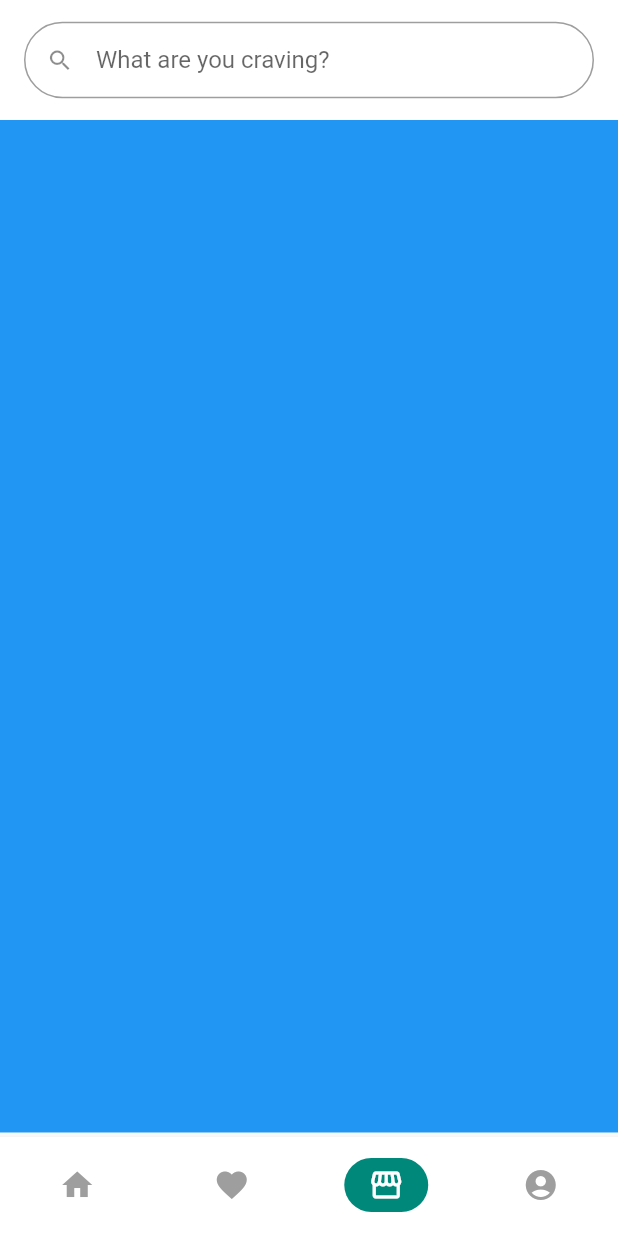
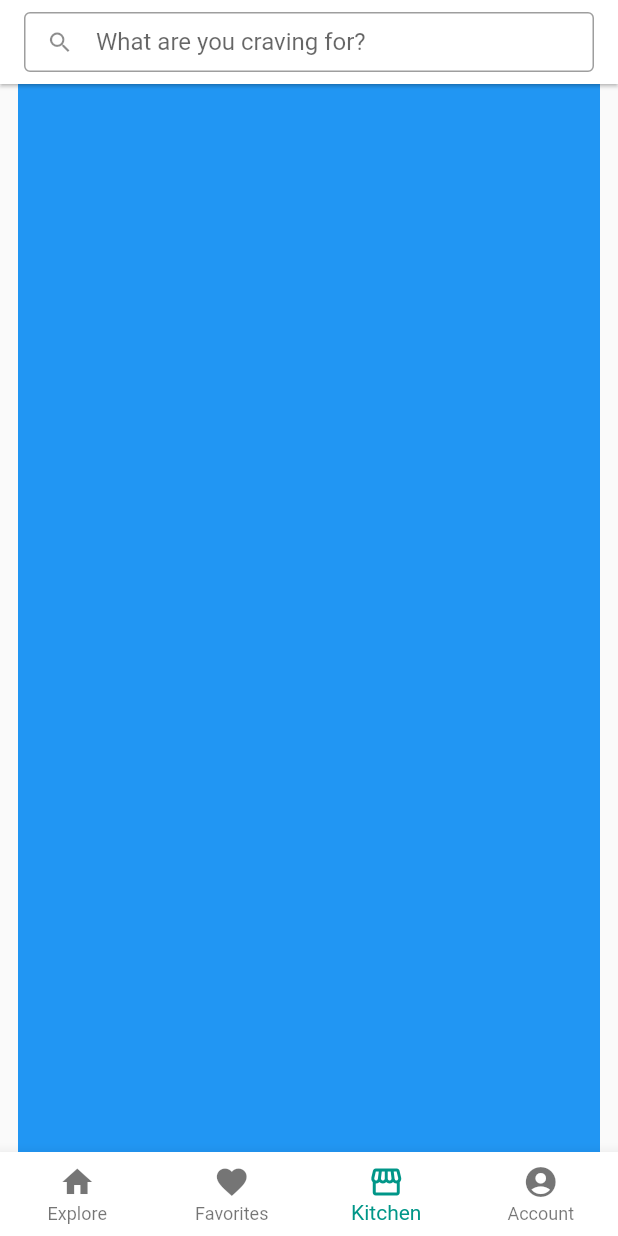
Before and after one commit to angheloko/kusinary, a Flutter app: the screen it shows after launch, item 3 of the bottom bar chosen, on a phone screen of 412 x 824 dp. Run offline on Flutter 3.47's test engine with Material 2 defaults, Android fonts, the phone set to English and light mode, and no system bars; our stand-ins replace cached_network_image; network calls fail.

Commit message:
- Tweaks, clean-up, KISS

```diff
--- /dev/null
+++ b/lib/constants/colors.dart
@@ -0,0 +1,3 @@
+import 'package:flutter/material.dart';
+
+final Color kColorInputBorder = Colors.grey[500];
--- /dev/null
+++ b/lib/constants/typography.dart
@@ -0,0 +1,9 @@
+import 'dart:ui';
+
+import 'package:flutter/material.dart';
+
+final TextStyle kTextStyleHeadline6 = TextStyle();
+final TextStyle kTextStyleSubTitle1 = TextStyle();
+final TextStyle kTextStyleSubTitle2 = TextStyle();
+final TextStyle kTextStyleBody1 = TextStyle();
+final TextStyle kTextStyleBody2 = TextStyle();
--- a/lib/main.dart
+++ b/lib/main.dart
@@ -13,9 +13,19 @@ class KusinaryApp extends StatelessWidget {
     return MaterialApp(
       title: 'Kusinary',
       theme: ThemeData(
-        primaryColor: Colors.teal,
+        primarySwatch: Colors.teal,
         brightness: Brightness.light,
         visualDensity: VisualDensity.adaptivePlatformDensity,
+        appBarTheme: AppBarTheme(
+          color: Colors.white,
+          elevation: 1.0,
+        ),
+        bottomNavigationBarTheme: BottomNavigationBarThemeData(
+          backgroundColor: Colors.white,
+        ),
+        textTheme: TextTheme(
+          headline6: Theme.of(context).textTheme.subtitle1,
+        )
       ),
       home: KusinaryMainScreen(),
       onGenerateRoute: (settings) {
--- a/lib/screens/kusinary_home_screen.dart
+++ b/lib/screens/kusinary_home_screen.dart
@@ -9,11 +9,10 @@ class KusinaryHomeScreen extends StatelessWidget {
 
   @override
   Widget build(BuildContext context) {
-    return Padding(
-      padding: EdgeInsets.symmetric(horizontal: 8.0),
-      child: LayoutBuilder(
+    return LayoutBuilder(
       builder: (context, constraints) {
         return GridView.builder(
+          padding: const EdgeInsets.symmetric(vertical: 8.0),
           gridDelegate: SliverGridDelegateWithFixedCrossAxisCount(
             crossAxisCount: 2,
             crossAxisSpacing: 4.0,
@@ -90,7 +89,6 @@ class KusinaryHomeScreen extends StatelessWidget {
           },
         );
       },
-      ),
     );
   }
 }
--- a/lib/screens/kusinary_main_screen.dart
+++ b/lib/screens/kusinary_main_screen.dart
@@ -4,18 +4,19 @@ import 'package:kusinary_app/screens/kusinary_account_screen.dart';
 import 'package:kusinary_app/screens/kusinary_favorites_screen.dart';
 import 'package:kusinary_app/screens/kusinary_home_screen.dart';
 import 'package:kusinary_app/screens/kusinary_kitchen_screen.dart';
+import 'package:kusinary_app/widgets/kusinary_search.dart';
 
 class MainScreenView {
   final int index;
   final String title;
   final IconData icon;
-  final Widget widget;
+  final Widget Function() builder;
 
   MainScreenView({
     this.index,
     this.title,
     this.icon,
-    this.widget,
+    this.builder,
   });
 }
 
@@ -30,9 +31,6 @@ class _MainScreenState extends State<KusinaryMainScreen> with TickerProviderStat
   List<MainScreenView> _views = [];
   int _currentIndex = 0;
   List<Key> _viewKeys;
-  List<AnimationController> _viewAnimationControllers;
-  AnimationController _bottomNavigationAnimationController;
-  FocusNode _searchTextFieldFocusNode;
 
   @override
   void initState() {
@@ -41,31 +39,27 @@ class _MainScreenState extends State<KusinaryMainScreen> with TickerProviderStat
     _views = [
       MainScreenView(
         index: 0,
-        title: '',
+        title: 'Explore',
         icon: Icons.home,
-        widget: KusinaryHomeScreen(
-          onNavigation: () {
-            _bottomNavigationAnimationController.forward();
-          },
-        ),
+        builder: () => KusinaryHomeScreen(),
       ),
       MainScreenView(
         index: 1,
-        title: '',
+        title: 'Favorites',
         icon: Icons.favorite,
-        widget: KusinaryFavoritesScreen(),
+        builder: () => KusinaryFavoritesScreen(),
       ),
       MainScreenView(
         index: 2,
-        title: '',
+        title: 'Kitchen',
         icon: Icons.storefront,
-        widget: KusinaryKitchenScreen(),
+        builder: () => KusinaryKitchenScreen(),
       ),
       MainScreenView(
         index: 3,
-        title: '',
+        title: 'Account',
         icon: Icons.account_circle,
-        widget: KusinaryAccountScreen(),
+        builder: () => KusinaryAccountScreen(),
       ),
     ];
 
@@ -73,95 +67,35 @@ class _MainScreenState extends State<KusinaryMainScreen> with TickerProviderStat
       _views.length,
       (index) => GlobalKey(),
     ).toList();
-
-    _viewAnimationControllers = _views.map(
-      (MainScreenView mainScreenView) => AnimationController(vsync: this, duration: Duration(milliseconds: 200)),
-    )
-    .toList();
-
-    _viewAnimationControllers[_currentIndex].value = 1.0;
-
-    _bottomNavigationAnimationController = AnimationController(vsync: this, duration: kThemeAnimationDuration);
-    _bottomNavigationAnimationController.forward();
-
-    _searchTextFieldFocusNode = FocusNode();
   }
 
   @override
   void dispose() {
-    _searchTextFieldFocusNode.dispose();
-
-    for (AnimationController controller in _viewAnimationControllers) {
-      controller.dispose();
-    }
-    _bottomNavigationAnimationController.dispose();
     super.dispose();
   }
 
   @override
   Widget build(BuildContext context) {
-    return NotificationListener(
-      onNotification: _handleScrollNotification,
-      child: Scaffold(
-        backgroundColor: Colors.white,
+    return Scaffold(
       appBar: AppBar(
-          backgroundColor: Colors.white,
-          elevation: 0.0,
-          toolbarHeight: 80.0,
-          title: TextField(
-            focusNode: _searchTextFieldFocusNode,
-            autofocus: false,
-            decoration: InputDecoration(
-              hintText: 'What are you craving?',
-              prefixIcon: Icon(Icons.search),
-              border: OutlineInputBorder(
-                borderRadius: BorderRadius.circular(30.0),
+        title: KusinarySearch(),
       ),
-              isDense: true,
+      body: Padding(
+        padding: const EdgeInsets.symmetric(
+          horizontal: 12.0,
         ),
-          ),
-        ),
-        body: GestureDetector(
-          onTap: () {
-            _searchTextFieldFocusNode.unfocus();
-          },
-          child: Stack(
-            fit: StackFit.expand,
-            children: _views.map((MainScreenView mainScreenView) {
-              final Widget view = FadeTransition(
-                opacity: _viewAnimationControllers[mainScreenView.index].drive(CurveTween(curve: Curves.fastOutSlowIn)),
-                child: KeyedSubtree(
-                  key: _viewKeys[mainScreenView.index],
-                  child: mainScreenView.widget,
-                ),
+        child: IndexedStack(
+          index: _currentIndex,
+          children: _views.map<Widget>((MainScreenView view) {
+            return KeyedSubtree(
+              key: _viewKeys[view.index],
+              child: view.builder(),
             );
-
-              if (mainScreenView.index == _currentIndex) {
-                _viewAnimationControllers[mainScreenView.index].forward();
-                return view;
-              } else {
-                _viewAnimationControllers[mainScreenView.index].reverse();
-                if (_viewAnimationControllers[mainScreenView.index].isAnimating) {
-                  return IgnorePointer(child: view);
-                }
-                return Offstage(child: view);
-              }
           }).toList(),
         ),
       ),
-        bottomNavigationBar: ClipRect(
-          child: SizeTransition(
-            sizeFactor: _bottomNavigationAnimationController,
-            axisAlignment: -1.0,
-            child: Padding(
-              padding: const EdgeInsets.only(top: 3.0),
-              child: BottomNavigationBar(
-                showSelectedLabels: false,
-                showUnselectedLabels: false,
-                selectedItemColor: Colors.white,
-                unselectedItemColor: Colors.grey,
+      bottomNavigationBar: BottomNavigationBar(
         currentIndex: _currentIndex,
-                backgroundColor: Colors.white,
         type: BottomNavigationBarType.fixed,
         onTap: (int index) {
           setState(() {
@@ -170,48 +104,13 @@ class _MainScreenState extends State<KusinaryMainScreen> with TickerProviderStat
         },
         items: _views.map((MainScreenView view) {
           return BottomNavigationBarItem(
-                    icon: Container(
-                      padding: const EdgeInsets.symmetric(
-                        vertical: 6.0,
-                        horizontal: 16.0,
-                      ),
-                      decoration: BoxDecoration(
-                        color: _currentIndex == view.index
-                          ? Colors.teal[600]
-                          : Colors.transparent,
-                        borderRadius: BorderRadius.circular(20.0),
-                      ),
-                      child: Icon(
+            icon: Icon(
               view.icon,
-                      ),
             ),
             label: view.title,
           );
         }).toList(),
       ),
-            ),
-          ),
-        ),
-      ),
     );
   }
-
-  bool _handleScrollNotification(ScrollNotification notification) {
-    if (notification.depth == 0) {
-      if (notification is UserScrollNotification) {
-        final UserScrollNotification userScroll = notification;
-        switch (userScroll.direction) {
-          case ScrollDirection.forward:
-            _bottomNavigationAnimationController.forward();
-            break;
-          case ScrollDirection.reverse:
-            _bottomNavigationAnimationController.reverse();
-            break;
-          case ScrollDirection.idle:
-            break;
 }
-      }
-    }
-    return false;
-  }
-}
--- /dev/null
+++ b/lib/widgets/kusinary_search.dart
@@ -0,0 +1,101 @@
+import 'package:flutter/material.dart';
+
+class KusinarySearchDelegate extends SearchDelegate {
+
+  KusinarySearchDelegate({
+    String searchFieldLabel,
+  }):
+    super(
+      searchFieldLabel: searchFieldLabel
+    );
+
+
+  @override
+  ThemeData appBarTheme(BuildContext context) {
+    assert(context != null);
+    final ThemeData theme = Theme.of(context);
+    assert(theme != null);
+    return theme.copyWith(
+      primaryColor: Colors.white,
+      primaryIconTheme: theme.primaryIconTheme.copyWith(color: Colors.grey),
+    );
+  }
+
+  @override
+  List<Widget> buildActions(BuildContext context) {
+    return null;
+  }
+
+  @override
+  Widget buildLeading(BuildContext context) {
+    return IconButton(icon: Icon(Icons.arrow_back), onPressed: () {
+      close(context, null);
+    });
+  }
+
+  @override
+  Widget buildResults(BuildContext context) {
+    return ListView(
+      children: [
+        ListTile(
+          title: Text('No results found'),
+        ),
+      ],
+    );
+  }
+
+  @override
+  Widget buildSuggestions(BuildContext context) {
+    return ListView(
+      children: [
+        ListTile(
+          title: Text('Suggestion 1'),
+        ),
+      ],
+    );
+  }
+}
+
+class KusinarySearch extends StatefulWidget {
+  @override
+  _KusinarySearchState createState() => _KusinarySearchState();
+}
+
+class _KusinarySearchState extends State<KusinarySearch> {
+  FocusNode _focusNode;
+
+  @override
+  void initState() {
+    super.initState();
+    _focusNode = FocusNode();
+  }
+
+  @override
+  void dispose() {
+    _focusNode.dispose();
+    super.dispose();
+  }
+
+  @override
+  Widget build(BuildContext context) {
+    return SizedBox(
+      height: 40.0,
+      child: TextField(
+        focusNode: _focusNode,
+        onTap: () {
+          _focusNode.unfocus();
+          showSearch(context: context, delegate: KusinarySearchDelegate(
+            searchFieldLabel: 'What are you craving for?',
+          ));
+        },
+        decoration: InputDecoration(
+          contentPadding: const EdgeInsets.symmetric(vertical: 0.0),
+          hintText: 'What are you craving for?',
+          border: OutlineInputBorder(),
+          prefixIcon: Icon(Icons.search),
+          isDense: true,
+        ),
+      ),
+    );
+  }
+}
```
Lines whose indentation alone changed are shown as unchanged.
